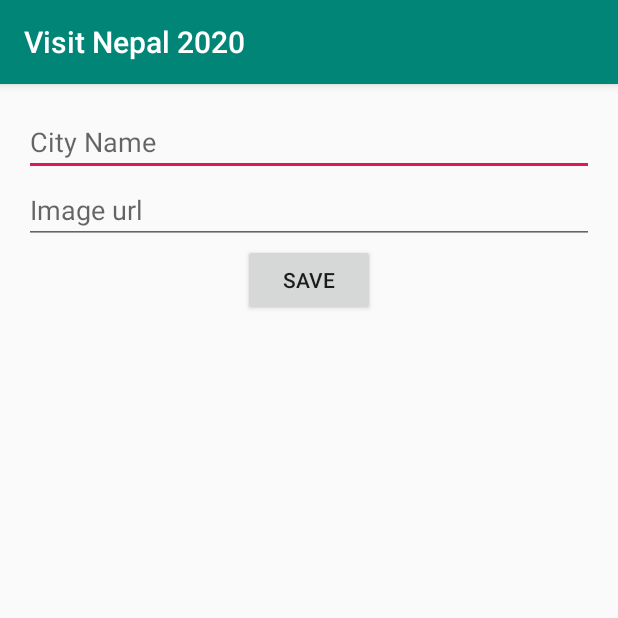
After one commit to Shishir73/VisitNepal2020, an Android app: the AddCityActivity screen opened directly, with no data from a screen before it, on a phone screen of 412 x 824 dp, the top half of it. The commit adds this screen. Run offline under Robolectric (Android 15) with nearby library versions, the phone set to English and light mode, and no system bars.

Commit message:
adding of MVVM architecture, but ViewModel giving error

```diff
--- a/app/src/main/AndroidManifest.xml
+++ b/app/src/main/AndroidManifest.xml
@@ -11,6 +11,7 @@
         android:roundIcon="@mipmap/ic_launcher_round"
         android:supportsRtl="true"
         android:theme="@style/AppTheme">
+        <activity android:name=".AddCityActivity"></activity>
         <activity
             android:name=".HomeActivity"
             android:theme="@style/AppTheme.NoActionBar">
@@ -22,7 +23,7 @@
         </activity>
         <activity
             android:name=".MainActivity"
-            android:theme="@style/AppTheme.NoActionBar"></activity>
+            android:theme="@style/AppTheme.NoActionBar" />
     </application>
 
 </manifest>
--- /dev/null
+++ b/app/src/main/java/com/example/visitnepal2020/AddCityActivity.java
@@ -0,0 +1,22 @@
+package com.example.visitnepal2020;
+
+import androidx.appcompat.app.AppCompatActivity;
+
+import android.os.Bundle;
+import android.widget.EditText;
+
+public class AddCityActivity extends AppCompatActivity {
+
+    private EditText editTextName;
+    private EditText editTextUrl;
+
+
+    @Override
+    protected void onCreate(Bundle savedInstanceState) {
+        super.onCreate(savedInstanceState);
+        setContentView(R.layout.activity_add_city);
+
+        editTextName = findViewById(R.id.city_txt);
+        editTextUrl = findViewById(R.id.city_url);
+    }
+}
--- a/app/src/main/java/com/example/visitnepal2020/Database/City.java
+++ b/app/src/main/java/com/example/visitnepal2020/Database/City.java
@@ -5,9 +5,9 @@
 
 @Entity(tableName = "city_table")
 public class City {
-
     @PrimaryKey(autoGenerate = true)
     private int id;
+
     private String name;
     private String image;
 
@@ -18,6 +18,10 @@
 
     public void setId(int id) {
         this.id = id;
+    }
+
+    public int getId() {
+        return id;
     }
 
     public String getName() {
--- /dev/null
+++ b/app/src/main/res/layout/activity_add_city.xml
@@ -0,0 +1,32 @@
+<?xml version="1.0" encoding="utf-8"?>
+<LinearLayout xmlns:android="http://schemas.android.com/apk/res/android"
+    xmlns:app="http://schemas.android.com/apk/res-auto"
+    xmlns:tools="http://schemas.android.com/tools"
+    android:layout_width="match_parent"
+    android:layout_height="match_parent"
+    android:orientation="vertical"
+    android:padding="16dp"
+    tools:context=".AddCityActivity">
+
+    <EditText
+        android:id="@+id/city_txt"
+        android:layout_width="match_parent"
+        android:layout_height="wrap_content"
+        android:hint="City Name"
+        android:inputType="text"/>
+
+    <EditText
+        android:id="@+id/city_url"
+        android:layout_width="match_parent"
+        android:layout_height="wrap_content"
+        android:hint="Image url"
+        android:inputType="textMultiLine"/>
+
+    <Button
+        android:id="@+id/save_button"
+        android:layout_width="wrap_content"
+        android:layout_height="wrap_content"
+        android:text="SAVE"
+        android:layout_gravity="center"/>
+
+</LinearLayout>
--- a/build.gradle
+++ b/build.gradle
@@ -7,7 +7,7 @@
 
     }
     dependencies {
-        classpath 'com.android.tools.build:gradle:3.5.1'
+        classpath 'com.android.tools.build:gradle:3.5.2'
 
         // NOTE: Do not place your application dependencies here; they belong
         // in the individual module build.gradle files
```
Also changed, not shown: app/build.gradle (+7 -8 lines), app/src/main/java/com/example/visitnepal2020/Database/CityDao.java (+11 -1 lines), app/src/main/java/com/example/visitnepal2020/Database/CityDatabase.java (added, +57 -0 lines), app/src/main/java/com/example/visitnepal2020/NavBar/ExploreFragment.java (+33 -22 lines), app/src/main/java/com/example/visitnepal2020/Repository/CityRepository.java (added, +72 -0 lines), app/src/main/java/com/example/visitnepal2020/ViewModel/CityViewModel.java (added, +34 -0 lines), app/src/main/java/com/example/visitnepal2020/adapter/CityAdapter.java (+12 -27 lines), app/src/main/res/layout/fragment_explore.xml (+13 -2 lines).
